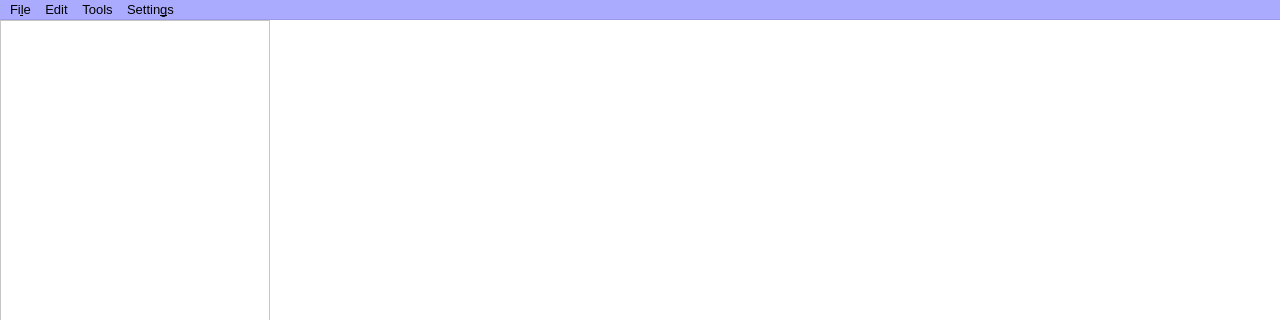
ARPA-SIMC/CRITERIA1D, file bin/CRITERIAGEO/mainWindow.ui: the form before one commit; both pictures show x 0 to 1280 and y 0 to 320 of the 1280 by 720 pixel window.
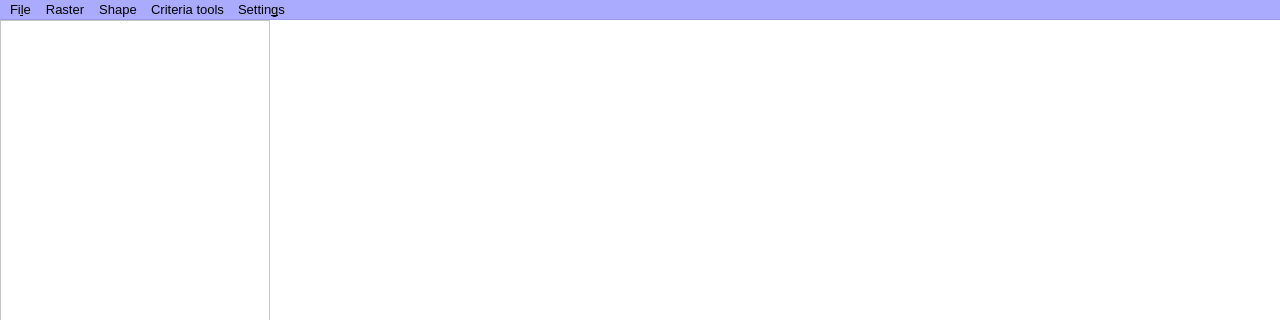
The form after the commit.

The edit to the form file:
```diff
--- a/bin/CRITERIAGEO/mainWindow.ui
+++ b/bin/CRITERIAGEO/mainWindow.ui
@@ -545,7 +545,7 @@
     <addaction name="actionLoadRaster"/>
     <addaction name="separator"/>
    </widget>
-   <widget class="QMenu" name="menuGIS_settings">
+   <widget class="QMenu" name="menuSettings">
     <property name="title">
      <string>Settin&amp;gs</string>
     </property>
@@ -566,7 +566,7 @@
    </widget>
    <widget class="QMenu" name="menuTools">
     <property name="title">
-     <string>Tools</string>
+     <string>Criteria tools</string>
     </property>
     <widget class="QMenu" name="menuRasterize_shape">
      <property name="title">
@@ -596,9 +596,9 @@
     <addaction name="actionCompute_anomaly"/>
     <addaction name="actionOutput_Map"/>
    </widget>
-   <widget class="QMenu" name="menuEdit">
+   <widget class="QMenu" name="menuShape">
     <property name="title">
-     <string>Edit</string>
+     <string>Shape</string>
     </property>
     <addaction name="separator"/>
     <addaction name="actionCrop_raster"/>
@@ -607,12 +607,33 @@
     <addaction name="separator"/>
     <addaction name="actionCreate_Shape_file_from_Csv"/>
     <addaction name="actionAssign_shape_prevailing_value_raster"/>
+    <addaction name="actionCreate_Shape_file_from_Csv"/>
+    <addaction name="separator"/>
+   </widget>
+   <widget class="QMenu" name="menuRaster">
+    <property name="title">
+     <string>Raster</string>
+    </property>
+    <widget class="QMenu" name="menuClipRaster">
+     <property name="title">
+      <string>Clip raster</string>
+     </property>
+     <addaction name="actionClipRaster_cut_null_values"/>
+     <addaction name="actionClipRaster_with_raster_mask"/>
+     <addaction name="actionClipRaster_via_bounding_box"/>
+    </widget>
+    <addaction name="menuClipRaster"/>
+    <addaction name="action_Raster_map_algebra"/>
+    <addaction name="separator"/>
+    <addaction name="actionReplace_values_with_raster_mask"/>
+    <addaction name="actionDelete_a_range_of_values_raster"/>
     <addaction name="separator"/>
    </widget>
    <addaction name="menuFile"/>
-   <addaction name="menuEdit"/>
+   <addaction name="menuRaster"/>
+   <addaction name="menuShape"/>
    <addaction name="menuTools"/>
-   <addaction name="menuGIS_settings"/>
+   <addaction name="menuSettings"/>
   </widget>
   <widget class="QStatusBar" name="statusBar"/>
   <action name="actionLoadRaster">
```
Left out of the diff: 108 changed lines with no effect on the pictures.
